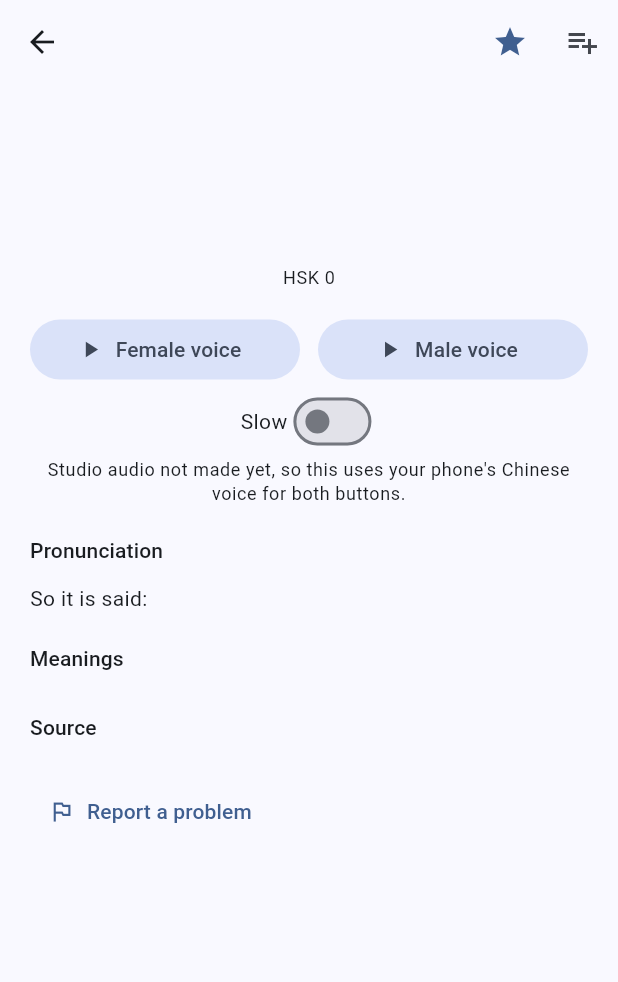
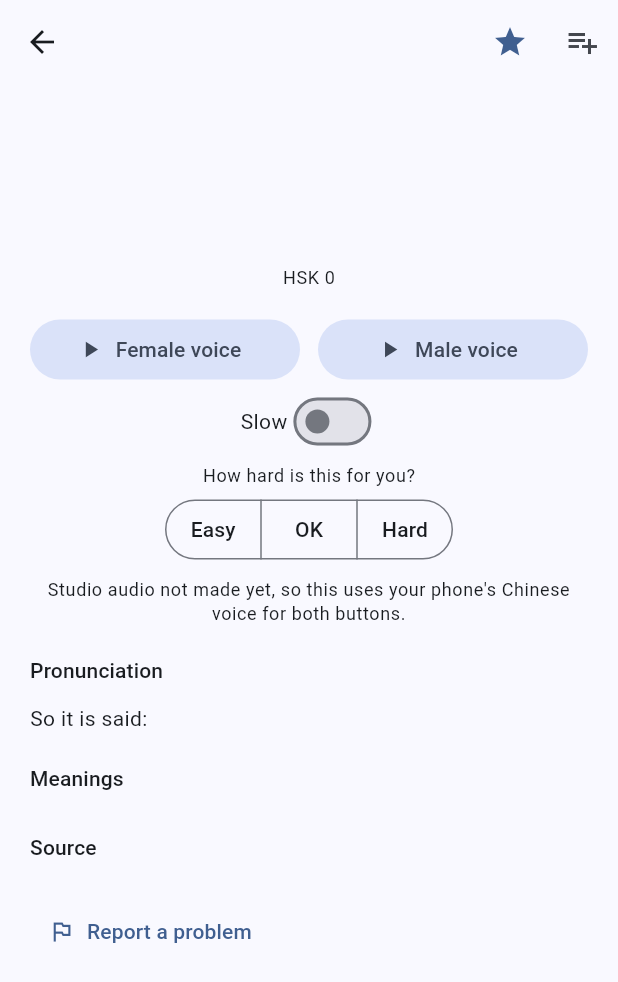
Before and after one commit to Nichevo/languagelibrary, a Flutter app: the EntryScreen screen opened directly with empty values, after a tap on the "star border" icon, on a phone screen of 412 x 824 dp. Shown: the top 982 px of the screen. Run offline on Flutter 3.47's test engine with Material 3 defaults, Android fonts, the phone set to English and light mode, and no system bars; our stand-ins replace flutter_tts, just_audio, shared_preferences; accounts and stored records are empty.

Commit message:
Score words Easy, OK or Hard and filter Focus by it
Each word page asks "How hard is this for you?" with Easy / OK / Hard
(tap again to clear). The score shows as a small tag in lists, the Focus
tab can filter by it, and Study then practises only those words. It is
kept separate from the flashcard scheduling and saved on the phone.

Co-Authored-By: Claude Opus 5.5 <noreply@anthropic.com>
Claude-Session: https://claude.ai/code/session_01HyD39Bf36saUUoWpYP7HF1

```diff
--- a/app/lib/data/user_store.dart
+++ b/app/lib/data/user_store.dart
@@ -29,6 +29,9 @@ class UserStore extends ChangeNotifier {
   /// Entry id -> what looked wrong.
   final Map<String, String> reported = {};
 
+  /// Entry id -> how hard the learner says the word is for them.
+  final Map<String, Difficulty> difficulty = {};
+
   /// What the front of a Chinese-to-English card shows: hanzi, pinyin or audio.
   String cardFront = 'hanzi';
   bool slowAudio = false;
@@ -43,6 +46,10 @@ class UserStore extends ChangeNotifier {
     (j['cards'] as Map? ?? const {})
         .forEach((k, v) => cards[k as String] = CardState.fromJson(v as Map<String, dynamic>));
     (j['reported'] as Map? ?? const {}).forEach((k, v) => reported[k as String] = v as String);
+    (j['difficulty'] as Map? ?? const {}).forEach((k, v) {
+      final d = Difficulty.values.asNameMap()[v];
+      if (d != null) difficulty[k as String] = d;
+    });
     cardFront = j['cardFront'] as String? ?? cardFront;
     slowAudio = j['slowAudio'] as bool? ?? slowAudio;
     femaleVoice = j['femaleVoice'] as bool? ?? femaleVoice;
@@ -57,6 +64,7 @@ class UserStore extends ChangeNotifier {
         'lists': lists,
         'cards': cards.map((k, v) => MapEntry(k, v.toJson())),
         'reported': reported,
+        'difficulty': difficulty.map((k, v) => MapEntry(k, v.name)),
         'cardFront': cardFront,
         'slowAudio': slowAudio,
         'femaleVoice': femaleVoice,
@@ -120,6 +128,16 @@ class UserStore extends ChangeNotifier {
     return _save();
   }
 
+  /// Pass null to clear the score.
+  Future<void> setDifficulty(String id, Difficulty? d) {
+    if (d == null) {
+      difficulty.remove(id);
+    } else {
+      difficulty[id] = d;
+    }
+    return _save();
+  }
+
   Future<void> setCardFront(String v) {
     cardFront = v;
     return _save();
@@ -135,3 +153,13 @@ class UserStore extends ChangeNotifier {
     return _save();
   }
 }
+
+/// The learner's own score for a word, separate from flashcard scheduling.
+enum Difficulty {
+  easy('Easy'),
+  ok('OK'),
+  hard('Hard');
+
+  const Difficulty(this.label);
+  final String label;
+}
--- a/app/lib/ui/common.dart
+++ b/app/lib/ui/common.dart
@@ -97,3 +97,37 @@ String topicLabel(String t) => switch (t) {
       'numbers' => 'Numbers',
       _ => t,
     };
+
+/// Small "Hard" / "OK" / "Easy" tag for a word the learner has scored.
+class DifficultyBadge extends StatelessWidget {
+  const DifficultyBadge(this.id, {super.key});
+
+  final String id;
+
+  @override
+  Widget build(BuildContext context) {
+    final store = AppScope.of(context).store;
+    return ListenableBuilder(
+      listenable: store,
+      builder: (context, _) {
+        final d = store.difficulty[id];
+        if (d == null) return const SizedBox.shrink();
+        final scheme = Theme.of(context).colorScheme;
+        final color = switch (d) {
+          Difficulty.hard => scheme.error,
+          Difficulty.ok => scheme.tertiary,
+          Difficulty.easy => scheme.primary,
+        };
+        return Container(
+          margin: const EdgeInsets.only(left: 4),
+          padding: const EdgeInsets.symmetric(horizontal: 6, vertical: 2),
+          decoration: BoxDecoration(
+            border: Border.all(color: color),
+            borderRadius: BorderRadius.circular(8),
+          ),
+          child: Text(d.label, style: TextStyle(fontSize: 11, color: color)),
+        );
+      },
+    );
+  }
+}
--- a/app/lib/ui/entry_screen.dart
+++ b/app/lib/ui/entry_screen.dart
@@ -1,5 +1,6 @@
 import 'package:flutter/material.dart';
 
+import '../data/user_store.dart';
 import '../models/entry.dart';
 import 'common.dart';
 import 'entry_tile.dart';
@@ -74,6 +75,24 @@ class EntryScreen extends StatelessWidget {
                 const Text('Slow'),
                 Switch(value: store.slowAudio, onChanged: store.setSlowAudio),
               ],
+            ),
+            Padding(
+              padding: const EdgeInsets.only(top: 4, bottom: 8),
+              child: Column(
+                children: [
+                  Text('How hard is this for you?', style: theme.textTheme.bodySmall),
+                  const SizedBox(height: 4),
+                  SegmentedButton<Difficulty>(
+                    emptySelectionAllowed: true,
+                    showSelectedIcon: false,
+                    segments: [
+                      for (final d in Difficulty.values) ButtonSegment(value: d, label: Text(d.label)),
+                    ],
+                    selected: {?store.difficulty[entry.id]},
+                    onSelectionChanged: (s) => store.setDifficulty(entry.id, s.isEmpty ? null : s.first),
+                  ),
+                ],
+              ),
             ),
             if (!studio)
               Text(
--- a/app/lib/ui/entry_tile.dart
+++ b/app/lib/ui/entry_tile.dart
@@ -42,6 +42,7 @@ class EntryTile extends StatelessWidget {
                 ],
               ),
             ),
+            DifficultyBadge(entry.id),
             StarButton(entry),
           ],
         ),
--- a/app/lib/ui/focus_screen.dart
+++ b/app/lib/ui/focus_screen.dart
@@ -17,6 +17,7 @@ class FocusScreen extends StatefulWidget {
 
 class _FocusScreenState extends State<FocusScreen> {
   String? _list; // null = all starred
+  Difficulty? _level; // null = any score
 
   @override
   Widget build(BuildContext context) {
@@ -30,7 +31,8 @@ class _FocusScreenState extends State<FocusScreen> {
         const sched = Scheduler();
         final entries = [
           for (final id in store.idsIn(_list).reversed)
-            if (scope.library.byId[id] != null) scope.library.byId[id]!,
+            if (scope.library.byId[id] != null && (_level == null || store.difficulty[id] == _level))
+              scope.library.byId[id]!,
         ];
         int dueFor(String id) =>
             Direction.values.where((d) => sched.isDue(store.card(id, d), now)).length;
@@ -54,7 +56,7 @@ class _FocusScreenState extends State<FocusScreen> {
                 padding: const EdgeInsets.fromLTRB(16, 0, 16, 4),
                 child: Align(
                   alignment: Alignment.centerLeft,
-                  child: Text('${entries.length} words · $dueCards cards due',
+                  child: Text('${entries.length} ${entries.length == 1 ? 'word' : 'words'} · $dueCards cards due',
                       style: Theme.of(context).textTheme.bodySmall),
                 ),
               ),
@@ -83,13 +85,33 @@ class _FocusScreenState extends State<FocusScreen> {
                   ],
                 ),
               ),
+              SizedBox(
+                height: 44,
+                child: ListView(
+                  scrollDirection: Axis.horizontal,
+                  padding: const EdgeInsets.symmetric(horizontal: 12),
+                  children: [
+                    for (final d in Difficulty.values.reversed)
+                      Padding(
+                        padding: const EdgeInsets.symmetric(horizontal: 4),
+                        child: FilterChip(
+                          label: Text(d.label),
+                          selected: _level == d,
+                          onSelected: (on) => setState(() => _level = on ? d : null),
+                        ),
+                      ),
+                  ],
+                ),
+              ),
               Expanded(
                 child: entries.isEmpty
                     ? Center(
                         child: Padding(
                           padding: const EdgeInsets.all(32),
                           child: Text(
-                            _list == null
+                            _level != null
+                                ? 'No words here scored ${_level!.label}. Score a word from its page.'
+                                : _list == null
                                 ? 'Star words in the Library to add them here.'
                                 : 'Add words to "$_list" from a word\'s page.',
                             textAlign: TextAlign.center,
@@ -123,7 +145,7 @@ class _FocusScreenState extends State<FocusScreen> {
                       icon: const Icon(Icons.style),
                       label: Text(dueCards > 0 ? 'Study $dueCards due cards' : 'Nothing due · study anyway'),
                       onPressed: () => Navigator.of(context).push(MaterialPageRoute(
-                        builder: (_) => PracticeScreen(list: _list, includeNotDue: dueCards == 0),
+                        builder: (_) => PracticeScreen(list: _list, level: _level, includeNotDue: dueCards == 0),
                       )),
                     ),
                   ),
```
Also changed, not shown: app/lib/ui/practice_screen.dart (+7 -2 lines), 1 other file.
